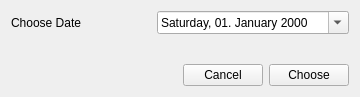
This is forms/dateform.ui in LukyLuke/PiTres as Qt 5 draws it before an edit. The edited form follows.
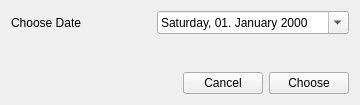
This is the edited form. Icons and pictures are not drawn.

Patch:
```diff
--- a/forms/dateform.ui
+++ b/forms/dateform.ui
@@ -7,7 +7,7 @@
     <x>0</x>
     <y>0</y>
     <width>360</width>
-    <height>97</height>
+    <height>105</height>
    </rect>
   </property>
   <property name="minimumSize">
```
